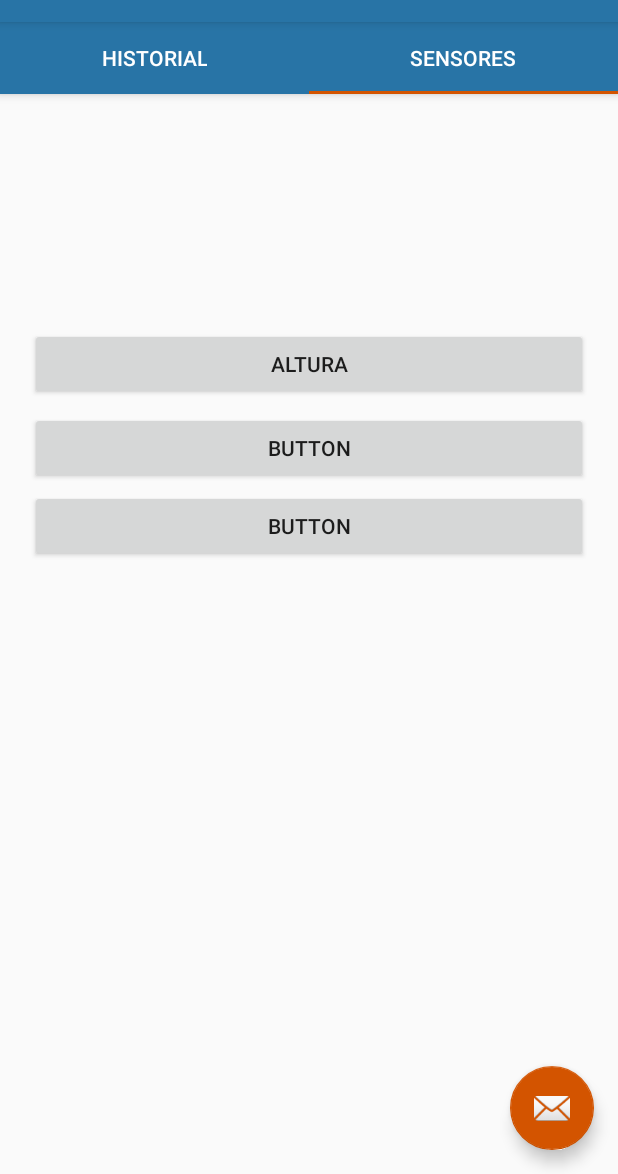
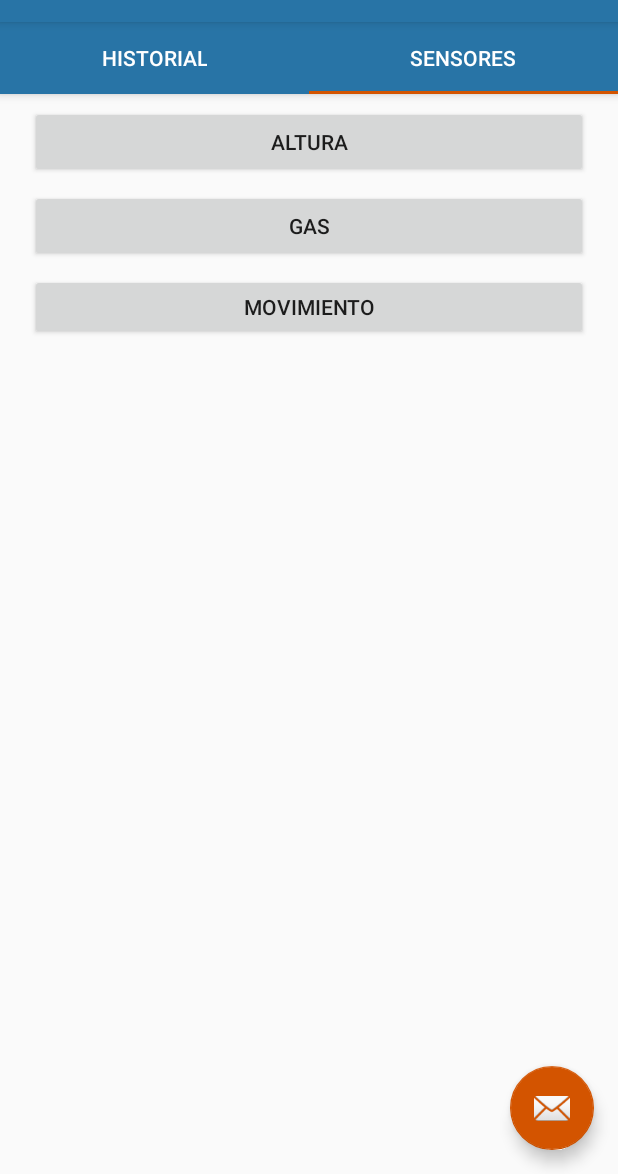
Before and after one commit to Dialdroid/ProyectoEquipo07, an Android app: the screen it shows after launch once a user with an empty profile is signed in (MainActivity), tab 2 chosen, on a phone screen of 412 x 824 dp, the part 62-1236 px from its top. Run offline under Robolectric (Android 15) with nearby library versions, the phone set to English and light mode, and no system bars; our stand-ins replace Firebase (no records; nobody signed in at launch, a user with empty details on screens opened directly), Picasso; libraries missing offline, so code that uses them is left out: com.firebase.ui, com.jjoe64.graphview; pictures from the network do not load; 1 statement that could not run was skipped.

Commit message:
Grafica + botones
 Grafica añadida en forma de imagen, para que la app sea mas visual.
Botones en el apartado de sensores con enlace a videos de youtube con informacion al respecto

```diff
--- a/Grupo7_App/app/src/main/res/layout/fragment_tab_sensores.xml
+++ b/Grupo7_App/app/src/main/res/layout/fragment_tab_sensores.xml
@@ -7,21 +7,21 @@
     tools:context="Fragments_Inicio">
 
     <Button
-        android:id="@+id/button5"
+        android:id="@+id/Movimiento"
         android:layout_width="372dp"
-        android:layout_height="wrap_content"
-        android:layout_marginTop="368dp"
-        android:text="Button"
+        android:layout_height="44dp"
+        android:layout_marginTop="224dp"
+        android:text="Movimiento"
         app:layout_constraintEnd_toEndOf="parent"
         app:layout_constraintStart_toStartOf="parent"
         app:layout_constraintTop_toTopOf="parent" />
 
     <Button
-        android:id="@+id/button4"
+        android:id="@+id/Gas"
         android:layout_width="372dp"
         android:layout_height="wrap_content"
-        android:layout_marginTop="316dp"
-        android:text="Button"
+        android:layout_marginTop="168dp"
+        android:text="Gas"
         app:layout_constraintEnd_toEndOf="parent"
         app:layout_constraintStart_toStartOf="parent"
         app:layout_constraintTop_toTopOf="parent" />
@@ -30,7 +30,7 @@
         android:id="@+id/Altura"
         android:layout_width="372dp"
         android:layout_height="wrap_content"
-        android:layout_marginTop="260dp"
+        android:layout_marginTop="112dp"
         android:onClick="lanzarAltura"
         android:text="Altura"
         app:layout_constraintEnd_toEndOf="parent"
```
Also changed, not shown: Grupo7_App/app/src/main/java/grupo7/com/appg7/Tab_Sensores_Fragments.java (+38 -1 lines), Grupo7_App/app/src/main/res/layout/fragment_tab_historial.xml (+11 -10 lines), 2 other files.
